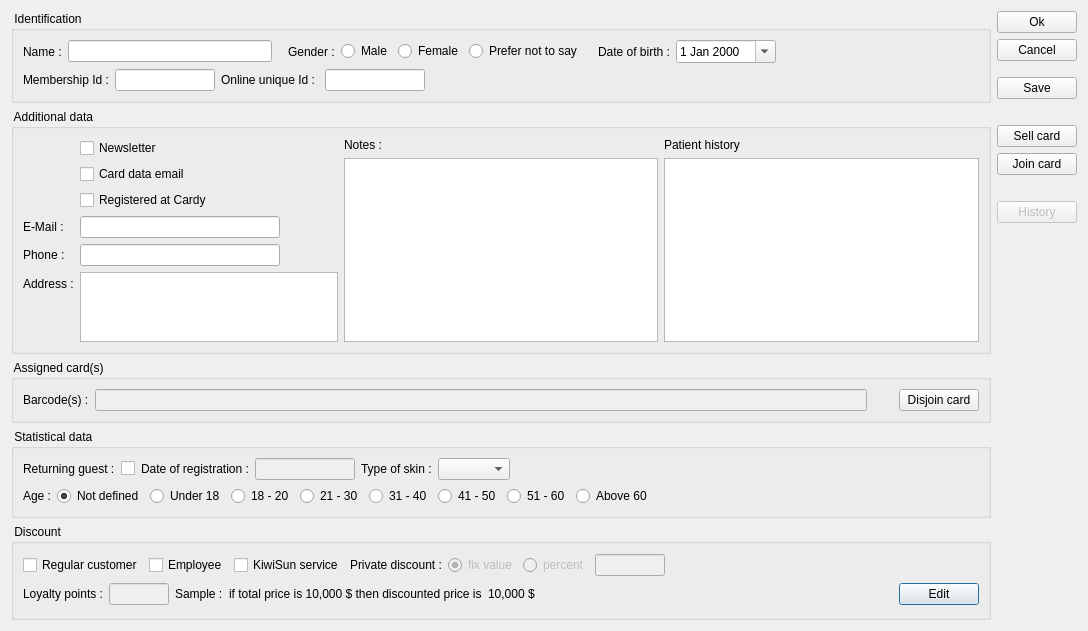
Above: client/dlgguestedit.ui from tbikfalvi/Belenus before the change. Below: the same form after it.
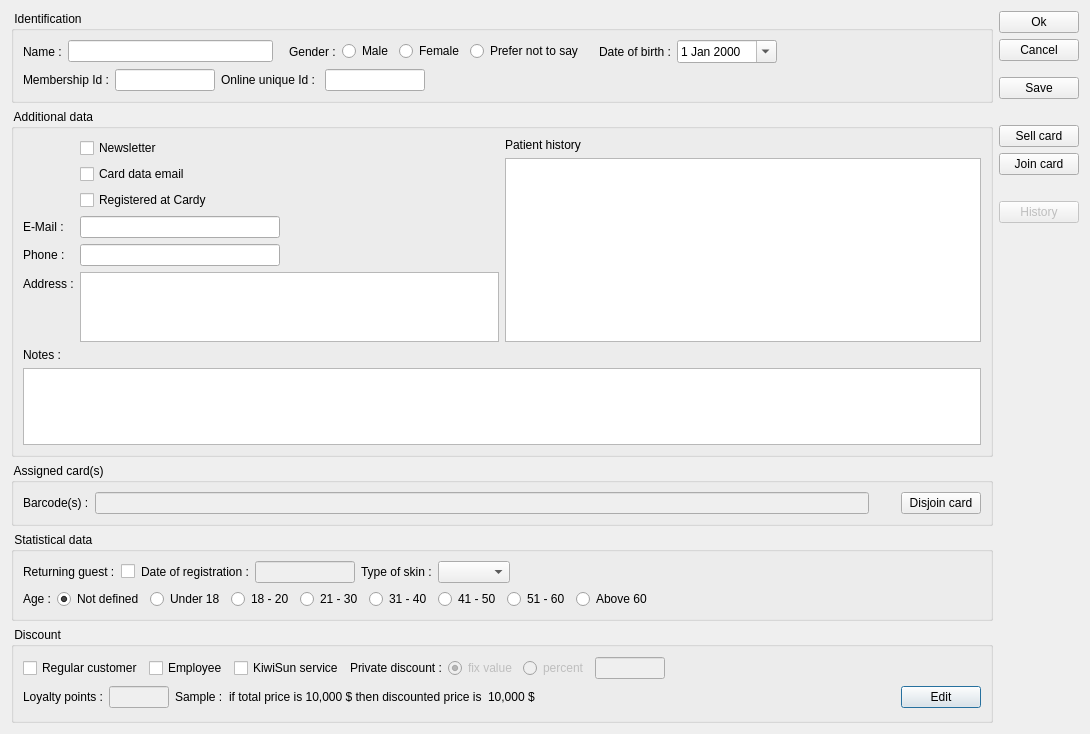
That is the form after the change.

```diff
--- a/client/dlgguestedit.ui
+++ b/client/dlgguestedit.ui
@@ -7,7 +7,7 @@
     <x>0</x>
     <y>0</y>
     <width>1088</width>
-    <height>623</height>
+    <height>734</height>
    </rect>
   </property>
   <property name="maximumSize">
@@ -21,7 +21,7 @@
   </property>
   <layout class="QHBoxLayout" name="horizontalLayout_9">
    <item>
-    <layout class="QVBoxLayout" name="verticalLayout_7">
+    <layout class="QVBoxLayout" name="verticalLayout_8">
      <item>
       <widget class="QGroupBox" name="gbIdentification">
        <property name="title">
@@ -222,6 +222,8 @@
        <property name="title">
         <string> Additional data </string>
        </property>
+       <layout class="QVBoxLayout" name="verticalLayout_7">
+        <item>
        <layout class="QHBoxLayout" name="horizontalLayout_8">
         <item>
          <layout class="QFormLayout" name="formLayout">
@@ -317,20 +319,6 @@
           </item>
          </layout>
         </item>
-        <item>
-         <layout class="QVBoxLayout" name="verticalLayout_4">
-          <item>
-           <widget class="QLabel" name="lblNotes">
-            <property name="text">
-             <string>Notes :</string>
-            </property>
-           </widget>
-          </item>
-          <item>
-           <widget class="QTextEdit" name="teComment"/>
-          </item>
-         </layout>
-        </item>
         <item>
          <layout class="QVBoxLayout" name="verticalLayout_6">
           <item>
@@ -350,6 +338,22 @@
          </layout>
         </item>
        </layout>
+        </item>
+        <item>
+         <layout class="QVBoxLayout" name="verticalLayout_4">
+          <item>
+           <widget class="QLabel" name="lblNotes">
+            <property name="text">
+             <string>Notes :</string>
+            </property>
+           </widget>
+          </item>
+          <item>
+           <widget class="QTextEdit" name="teComment"/>
+          </item>
+         </layout>
+        </item>
+       </layout>
       </widget>
      </item>
      <item>
@@ -824,8 +828,8 @@
        </property>
        <property name="sizeHint" stdset="0">
         <size>
-         <width>20</width>
-         <height>18</height>
+         <width>982</width>
+         <height>13</height>
         </size>
        </property>
       </spacer>
```
Left out of the diff: 20 changed lines with no effect on the pictures. Lines whose indentation alone changed are shown as unchanged.
